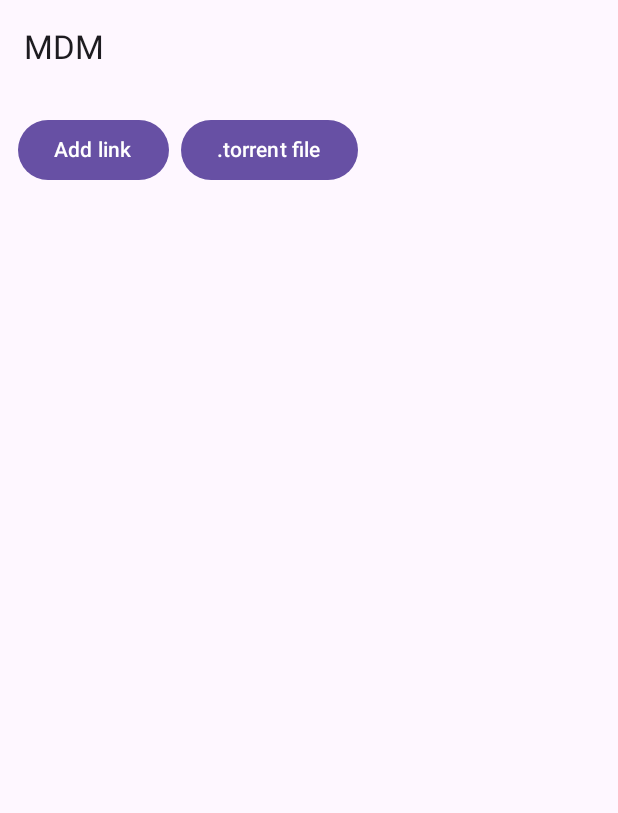
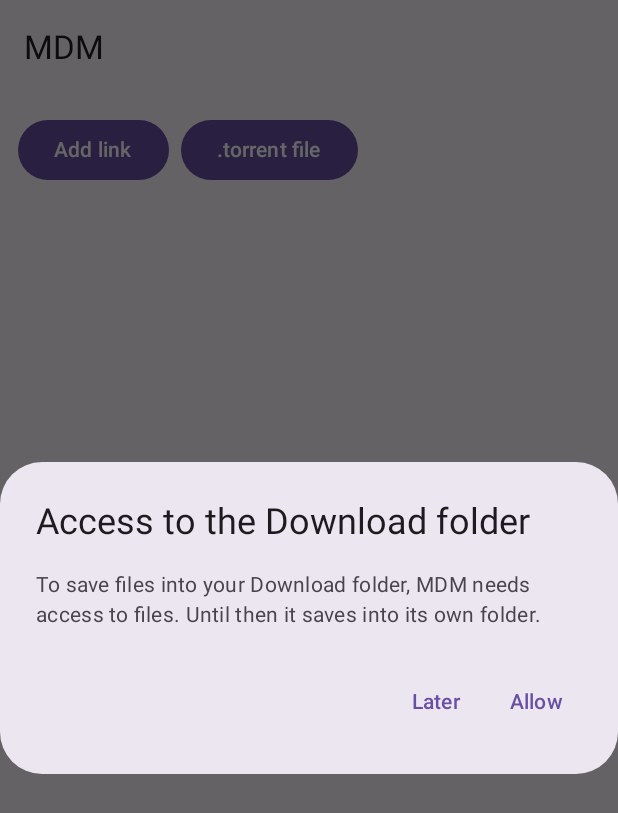
Before and after one commit to blackorange-sketch/MDM-Android, an Android app built with Jetpack Compose: the screen it shows after launch (MainActivity), on a phone screen of 412 x 824 dp. Shown: the top 813 px of the screen. Run offline under Robolectric (Android 15) with nearby library versions, the phone set to English and light mode, and no system bars; 2 statements that could not run were skipped.

Commit message:
Save into the public Download folder; take the first link from shared text; share .torrent files
Co-Authored-By: Claude Sonnet 5.5 <noreply@anthropic.com>
Claude-Session: https://claude.ai/code/session_01KWkQtSA83WfytvAkCCzpx5

```diff
--- a/android/app/build.gradle.kts
+++ b/android/app/build.gradle.kts
@@ -45,6 +45,7 @@ dependencies {
     implementation("androidx.compose.ui:ui")
     implementation("androidx.activity:activity-compose:1.9.3")
     implementation("androidx.core:core-ktx:1.15.0")
+    implementation("androidx.lifecycle:lifecycle-runtime-compose:2.8.7")
     // The Kotlin half of rustls-platform-verifier (see settings.gradle.kts).
     implementation("org.rustls:rustls-platform-verifier:$rustlsAndroidVersion")
 }
--- a/android/app/src/main/java/dev/blackorange/mdm/MainActivity.kt
+++ b/android/app/src/main/java/dev/blackorange/mdm/MainActivity.kt
@@ -5,6 +5,8 @@ import android.content.Intent
 import android.net.Uri
 import android.os.Build
 import android.os.Bundle
+import android.os.Environment
+import android.provider.Settings
 import androidx.activity.ComponentActivity
 import androidx.activity.compose.rememberLauncherForActivityResult
 import androidx.activity.compose.setContent
@@ -71,8 +73,22 @@ class MainActivity : ComponentActivity() {
     /** The link in a VIEW or SEND intent: a magnet or address as text, or a .torrent as content://. */
     private fun linkFrom(intent: Intent?): String? = when (intent?.action) {
         Intent.ACTION_VIEW -> intent.data?.toString()
-        Intent.ACTION_SEND -> intent.getStringExtra(Intent.EXTRA_TEXT)?.trim()
+        Intent.ACTION_SEND -> {
+            // Apps share "Title https://…" as often as a bare link: take the first link in it.
+            val text = intent.getStringExtra(Intent.EXTRA_TEXT)
+            text?.let { LINK.find(it)?.value ?: it.trim() }
+                ?: streamOf(intent)?.toString()
+        }
         else -> null
+    }
+
+    @Suppress("DEPRECATION")
+    private fun streamOf(intent: Intent): Uri? =
+        if (Build.VERSION.SDK_INT >= 33) intent.getParcelableExtra(Intent.EXTRA_STREAM, Uri::class.java)
+        else intent.getParcelableExtra(Intent.EXTRA_STREAM)
+
+    private companion object {
+        val LINK = Regex("""(magnet:\?\S+|(https?|ftp)://\S+)""", RegexOption.IGNORE_CASE)
     }
 }
 
@@ -84,6 +100,27 @@ private fun MainScreen(incoming: String?, onIncomingHandled: () -> Unit) {
     val snackbar = remember { SnackbarHostState() }
     var items by remember { mutableStateOf<List<Item>>(emptyList()) }
     var showAdd by remember { mutableStateOf(false) }
+
+    // Downloads go to the public Download folder, which needs access to all files (Android 11+)
+    // or the storage permission (older).
+    var hasStorage by remember { mutableStateOf(storageAccess(context)) }
+    val lifecycle = androidx.lifecycle.compose.LocalLifecycleOwner.current.lifecycle
+    androidx.compose.runtime.DisposableEffect(lifecycle) {
+        val observer = androidx.lifecycle.LifecycleEventObserver { _, event ->
+            if (event == androidx.lifecycle.Lifecycle.Event.ON_RESUME) hasStorage = storageAccess(context)
+        }
+        lifecycle.addObserver(observer)
+        onDispose { lifecycle.removeObserver(observer) }
+    }
+    val legacyStorage = rememberLauncherForActivityResult(
+        ActivityResultContracts.RequestPermission(),
+    ) { hasStorage = storageAccess(context) }
+    LaunchedEffect(hasStorage) {
+        if (hasStorage) {
+            val dir = Environment.getExternalStoragePublicDirectory(Environment.DIRECTORY_DOWNLOADS)
+            withContext(Dispatchers.IO) { Native.setDownloadDir(dir.absolutePath) }
+        }
+    }
 
     val notifications = rememberLauncherForActivityResult(
         ActivityResultContracts.RequestPermission(),
@@ -157,6 +194,29 @@ private fun MainScreen(incoming: String?, onIncomingHandled: () -> Unit) {
         }
     }
 
+    if (!hasStorage) {
+        AlertDialog(
+            onDismissRequest = {},
+            title = { Text("Access to the Download folder") },
+            text = { Text("To save files into your Download folder, MDM needs access to files. Until then it saves into its own folder.") },
+            confirmButton = {
+                TextButton(onClick = {
+                    if (Build.VERSION.SDK_INT >= 30) {
+                        context.startActivity(
+                            Intent(
+                                Settings.ACTION_MANAGE_APP_ALL_FILES_ACCESS_PERMISSION,
+                                Uri.parse("package:${context.packageName}"),
+                            ),
+                        )
+                    } else {
+                        legacyStorage.launch(Manifest.permission.WRITE_EXTERNAL_STORAGE)
+                    }
+                }) { Text("Allow") }
+            },
+            dismissButton = { TextButton(onClick = { hasStorage = true }) { Text("Later") } },
+        )
+    }
+
     if (showAdd) {
         var text by remember { mutableStateOf("") }
         AlertDialog(
@@ -207,6 +267,12 @@ private fun ItemCard(item: Item, onPause: () -> Unit, onResume: () -> Unit, onRe
     }
 }
 
+private fun storageAccess(context: android.content.Context): Boolean =
+    if (Build.VERSION.SDK_INT >= 30) Environment.isExternalStorageManager()
+    else androidx.core.content.ContextCompat.checkSelfPermission(
+        context, Manifest.permission.WRITE_EXTERNAL_STORAGE,
+    ) == android.content.pm.PackageManager.PERMISSION_GRANTED
+
 fun formatSize(bytes: Long): String {
     if (bytes < 1024) return "$bytes B"
     val units = arrayOf("KB", "MB", "GB", "TB")
--- a/android/app/src/main/java/dev/blackorange/mdm/Native.kt
+++ b/android/app/src/main/java/dev/blackorange/mdm/Native.kt
@@ -53,6 +53,9 @@ object Native {
 
     fun addTorrentFile(path: String) = request("add_torrent_file", JSONObject().put("path", path))
 
+    /** New downloads go to [path] (existing ones keep their folder). */
+    fun setDownloadDir(path: String) = request("set_download_dir", JSONObject().put("path", path))
+
     fun pause(id: String) = request("pause", JSONObject().put("id", id))
 
     fun resume(id: String) = request("resume", JSONObject().put("id", id))
```
Also changed, not shown: android/app/src/main/AndroidManifest.xml (+13 -1 lines), 1 other file.
